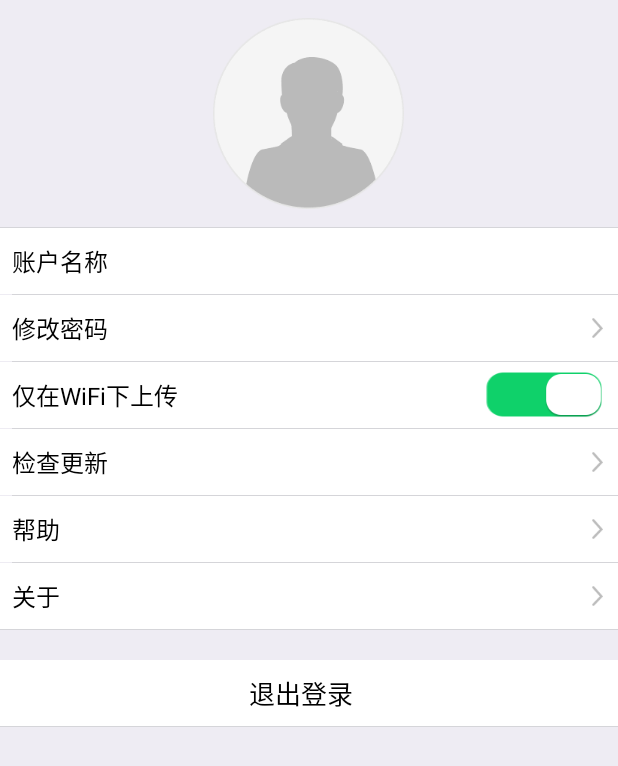
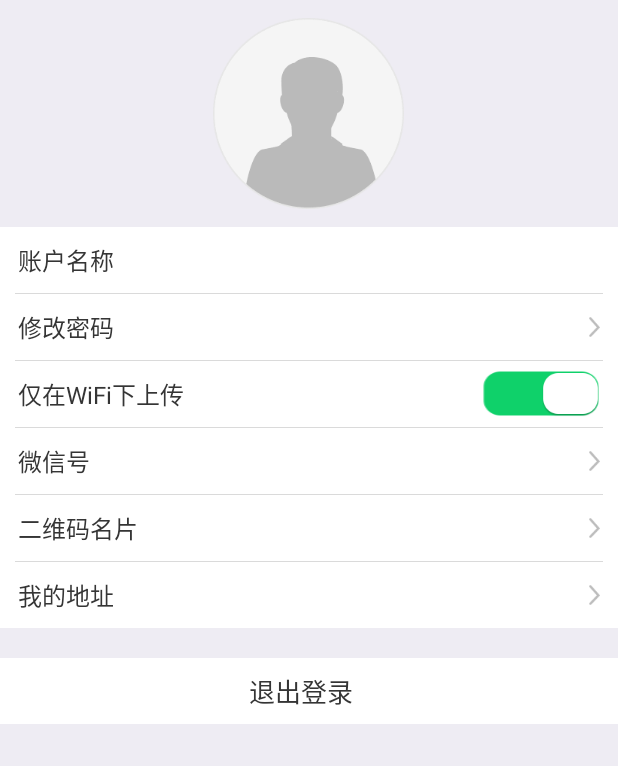
Before and after one commit to pxw-gandalf/Seal-financial-v2, an Android app: the fragment MoreFragment shown on its own in the app's theme, on a phone screen of 412 x 824 dp. Shown: the top 766 px of the screen. Run offline under Robolectric (Android 15) with nearby library versions, the phone set to English and light mode, and no system bars.

```diff
--- a/app/src/main/res/layout/fragment_more.xml
+++ b/app/src/main/res/layout/fragment_more.xml
@@ -21,13 +21,19 @@
                 android:layout_marginBottom="12dp"
                 android:layout_marginTop="12dp"
                 android:background="@mipmap/account_default" />
-
-            <View style="@style/split_line" />
+            <LinearLayout
+                android:layout_width="match_parent"
+                android:layout_height="wrap_content"
+                android:orientation="vertical"
+                android:background="@color/white"
+                >
 
                 <RelativeLayout
                     android:id="@+id/rl_account_name"
                     android:layout_width="match_parent"
                     android:layout_height="44dp"
+                    android:paddingLeft="12dp"
+                    android:paddingRight="12dp"
                     android:background="@color/white">
 
                     <TextView
@@ -36,12 +42,8 @@
                         android:layout_height="wrap_content"
                         android:layout_alignParentLeft="true"
                         android:layout_centerInParent="true"
-                    android:layout_marginEnd="10dp"
-                    android:layout_marginLeft="8dp"
-                    android:layout_marginRight="10dp"
-                    android:layout_marginStart="8dp"
                         android:text="@string/more_name"
-                    android:textColor="@color/black"
+                        android:textColor="@color/text_color"
                         android:textSize="16sp" />
 
                     <TextView
@@ -50,10 +52,9 @@
                         android:layout_height="wrap_content"
                         android:layout_centerVertical="true"
                         android:layout_alignParentRight="true"
-                    android:layout_marginRight="10dp"
+                        android:textSize="16sp"
                         android:maxLength="15"
-                    android:maxLines="1"
-                    android:textSize="17sp" />
+                        android:maxLines="1"/>
 
                 </RelativeLayout>
 
@@ -63,6 +64,8 @@
                     android:id="@+id/rl_password_modify"
                     android:layout_width="match_parent"
                     android:layout_height="44dp"
+                    android:paddingLeft="12dp"
+                    android:paddingRight="12dp"
                     android:background="@drawable/item_press_selector"
                     android:clickable="true">
 
@@ -73,12 +76,8 @@
                         android:layout_alignParentLeft="true"
                         android:layout_alignParentStart="true"
                         android:layout_centerInParent="true"
-                    android:layout_marginEnd="10dp"
-                    android:layout_marginLeft="8dp"
-                    android:layout_marginRight="10dp"
-                    android:layout_marginStart="8dp"
                         android:text="@string/more_change_pwd"
-                    android:textColor="@color/black"
+                        android:textColor="@color/text_color"
                         android:textSize="16sp" />
 
                     <ImageView
@@ -86,7 +85,6 @@
                         android:layout_height="wrap_content"
                         android:layout_alignParentRight="true"
                         android:layout_centerVertical="true"
-                    android:layout_marginRight="10dip"
                         android:background="@mipmap/right_arrow" />
                 </RelativeLayout>
 
@@ -96,6 +94,8 @@
                     android:id="@+id/rl_wifi_only"
                     android:layout_width="match_parent"
                     android:layout_height="44dp"
+                    android:paddingLeft="12dp"
+                    android:paddingRight="12dp"
                     android:background="@drawable/item_press_selector">
 
                     <TextView
@@ -105,12 +105,8 @@
                         android:layout_alignParentLeft="true"
                         android:layout_alignParentStart="true"
                         android:layout_centerInParent="true"
-                    android:layout_marginEnd="10dp"
-                    android:layout_marginLeft="8dp"
-                    android:layout_marginRight="10dp"
-                    android:layout_marginStart="8dp"
                         android:text="@string/more_wifi_only"
-                    android:textColor="@color/black"
+                        android:textColor="@color/text_color"
                         android:textSize="16sp" />
 
                     <Switch
@@ -119,7 +115,6 @@
                         android:layout_height="wrap_content"
                         android:layout_alignParentRight="true"
                         android:layout_centerVertical="true"
-                    android:layout_marginRight="10dp"
                         android:checked="true"
                         android:switchMinWidth="70dp"
                         android:switchPadding="1dp"
@@ -136,6 +131,8 @@
                     android:id="@+id/rl_update_check"
                     android:layout_width="match_parent"
                     android:layout_height="44dp"
+                    android:paddingLeft="12dp"
+                    android:paddingRight="12dp"
                     android:background="@drawable/item_press_selector"
                     android:clickable="true">
 
@@ -146,12 +143,8 @@
                         android:layout_alignParentLeft="true"
                         android:layout_alignParentStart="true"
                         android:layout_centerInParent="true"
-                    android:layout_marginEnd="10dp"
-                    android:layout_marginLeft="8dp"
-                    android:layout_marginRight="10dp"
-                    android:layout_marginStart="8dp"
                         android:text="@string/more_check_update"
-                    android:textColor="@color/black"
+                        android:textColor="@color/text_color"
                         android:textSize="16sp" />
 
                     <ImageView
@@ -160,7 +153,6 @@
                         android:layout_height="wrap_content"
                         android:layout_alignParentRight="true"
                         android:layout_centerVertical="true"
-                    android:layout_marginRight="10dip"
                         android:background="@mipmap/right_arrow" />
 
                     <TextView
@@ -181,6 +173,8 @@
                     android:id="@+id/rl_help"
                     android:layout_width="match_parent"
                     android:layout_height="44dp"
+                    android:paddingLeft="12dp"
+                    android:paddingRight="12dp"
                     android:background="@drawable/item_press_selector"
                     android:clickable="true">
 
@@ -191,20 +185,16 @@
                         android:layout_alignParentLeft="true"
                         android:layout_alignParentStart="true"
                         android:layout_centerInParent="true"
-                    android:layout_marginEnd="10dp"
-                    android:layout_marginLeft="8dp"
-                    android:layout_marginRight="10dp"
-                    android:layout_marginStart="8dp"
                         android:text="@string/more_help"
-                    android:textColor="@color/black"
-                    android:textSize="16sp" />
+                        android:textColor="@color/text_color"
+                        android:textSize="16sp"
+                        />
 
                     <ImageView
                         android:layout_width="wrap_content"
                         android:layout_height="wrap_content"
                         android:layout_alignParentRight="true"
                         android:layout_centerVertical="true"
-                    android:layout_marginRight="10dip"
                         android:background="@mipmap/right_arrow" />
                 </RelativeLayout>
 
@@ -214,6 +204,8 @@
                     android:id="@+id/rl_about"
                     android:layout_width="match_parent"
                     android:layout_height="44dp"
+                    android:paddingLeft="12dp"
+                    android:paddingRight="12dp"
                     android:background="@drawable/item_press_selector"
                     android:clickable="true">
 
@@ -224,12 +216,8 @@
                         android:layout_alignParentLeft="true"
                         android:layout_alignParentStart="true"
                         android:layout_centerInParent="true"
-                    android:layout_marginEnd="10dp"
-                    android:layout_marginLeft="8dp"
-                    android:layout_marginRight="10dp"
-                    android:layout_marginStart="8dp"
                         android:text="@string/more_about"
-                    android:textColor="@color/black"
+                        android:textColor="@color/text_color"
                         android:textSize="16sp" />
 
                     <ImageView
@@ -237,12 +225,9 @@
                         android:layout_height="wrap_content"
                         android:layout_alignParentRight="true"
                         android:layout_centerVertical="true"
-                    android:layout_marginRight="10dip"
                         android:background="@mipmap/right_arrow" />
                 </RelativeLayout>
-
-            <View style="@style/split_line" />
-
+            </LinearLayout>
 
             <RelativeLayout
                 android:id="@+id/rl_logout"
@@ -261,11 +246,10 @@
                     android:gravity="center"
                     android:maxLength="32"
                     android:text="@string/more_logout"
-                    android:textColor="@color/black"
+                    android:textColor="@color/text_color"
                     android:textSize="17sp" />
             </RelativeLayout>
 
-            <View style="@style/split_line" />
         </LinearLayout>
     </ScrollView>
 
--- a/app/src/main/res/values/colors.xml
+++ b/app/src/main/res/values/colors.xml
@@ -1,8 +1,8 @@
 <?xml version="1.0" encoding="utf-8"?>
 <resources>
-    <color name="colorPrimary">#3F51B5</color>
-    <color name="colorPrimaryDark">#303F9F</color>
-    <color name="colorAccent">#FF4081</color>
+    <color name="colorPrimary">#2E7BC9</color>
+    <color name="colorPrimaryDark">#225991</color>
+    <color name="colorAccent">#009688</color>
 
     <!-- common -->
         <!-- 主题色 -->
@@ -10,9 +10,11 @@
         <!-- 输入框、默认背景色 -->
         <color name="base_bg">#eeecf3</color>
         <!-- 边框、分割线 -->
-    <color name="base_stroke">#d5d5d9</color>
+        <color name="base_stroke">#dadada</color>
         <!-- 按下颜色 -->
         <color name="white_pressed">#D9DFE6</color>
+        <!-- 文字颜色 -->
+        <color name="text_color">#353535</color>
 
     <color name="white">#ffffff</color>
     <color name="black">#000000</color>
--- a/app/src/main/res/values/strings.xml
+++ b/app/src/main/res/values/strings.xml
@@ -5,7 +5,8 @@
     <!-- common -->
     <string name="make_dir_error">写入失败，请确定允许SD卡相关权限</string>
     <string name="loading">加载中,请稍后...</string>
-    <string name="net_warning">请检查网络连接</string>
+    <string name="net_warning">网络异常</string>
+    <string name="net_cancel">网络请求已取消</string>
     <string name="double_click_exit_tip">再次点击退出金融助手</string>
 
     <!-- 主页 -->
@@ -25,10 +26,11 @@
     <string name="more_name">账户名称</string>
     <string name="more_change_pwd">修改密码</string>
     <string name="more_wifi_only">仅在WiFi下上传</string>
-    <string name="more_check_update">检查更新</string>
-    <string name="more_help">帮助</string>
-    <string name="more_about">关于</string>
+    <string name="more_check_update">微信号</string>
+    <string name="more_help">二维码名片</string>
+    <string name="more_about">我的地址</string>
     <string name="more_logout">退出登录</string>
+    <string name="more_phone">电话</string>
 
     <!-- TODO: Remove or change this placeholder text -->
     <string name="hello_blank_fragment">Hello blank fragment</string>
--- a/app/src/main/res/values/styles.xml
+++ b/app/src/main/res/values/styles.xml
@@ -1,13 +1,17 @@
 <resources>
 
     <!-- Base application theme. -->
-    <style name="AppTheme" parent="Theme.AppCompat.Light.DarkActionBar">
+    <style name="AppTheme" parent="Theme.AppCompat.Light.NoActionBar">
         <!-- Customize your theme here. -->
+        <!-- 状态栏颜色 5.x + -->
         <item name="colorPrimary">@color/colorPrimary</item>
+        <!-- toolbar 颜色 5.x + -->
         <item name="colorPrimaryDark">@color/colorPrimaryDark</item>
+        <!-- 光标颜色  -->
         <item name="colorAccent">@color/colorAccent</item>
     </style>
 
+    <!-- 这个设置和上面的NoActionBar主题是一样的效果 -->
     <style name="AppTheme.NoActionBar">
         <item name="windowActionBar">false</item>
         <item name="windowNoTitle">true</item>
@@ -26,10 +30,12 @@
     <style name="view_line">
         <item name="android:layout_alignParentBottom">true</item>
         <item name="android:background">@color/base_stroke</item>
-        <item name="android:layout_marginLeft">8dp</item>
+        <item name="android:layout_marginLeft">10dp</item>
+        <item name="android:layout_marginRight">10dp</item>
         <item name="android:layout_width">match_parent</item>
-        <item name="android:layout_height">0.5dp</item>
+        <item name="android:layout_height">1px</item>
     </style>
+
     <style name="split_line">
         <item name="android:background">@color/base_stroke</item>
         <item name="android:layout_width">match_parent</item>
```
Also changed, not shown: app/src/main/AndroidManifest.xml (+2 -5 lines), app/src/main/java/cn/knet/seal/financial/KnetFinancialApplication.java (+7 -2 lines), app/src/main/java/cn/knet/seal/financial/api/callback/DialogCallback.java (+22 -0 lines), app/src/main/java/cn/knet/seal/financial/ui/activity/BaseActivity.java (+3 -8 lines), app/src/main/java/cn/knet/seal/financial/ui/activity/LoginActivity.java (+8 -3 lines), app/src/main/java/cn/knet/seal/financial/ui/activity/MoreModifyPwdActivity.java (+10 -0 lines), app/src/main/res/layout/activity_more_modify_pwd.xml (+5 -10 lines), app/src/main/res/menu/knet_tool_bar.xml (added, +11 -0 lines), app/src/main/res/mipmap-xhdpi/left.png (added), app/src/main/res/mipmap-xhdpi/left1.png (added), app/src/main/res/mipmap-xhdpi/left2.png (added), app/src/main/res/mipmap-xhdpi/left_arrow.png (added), app/src/main/res/mipmap-xhdpi/phone.png (added). Lines whose indentation alone changed are shown as unchanged.
